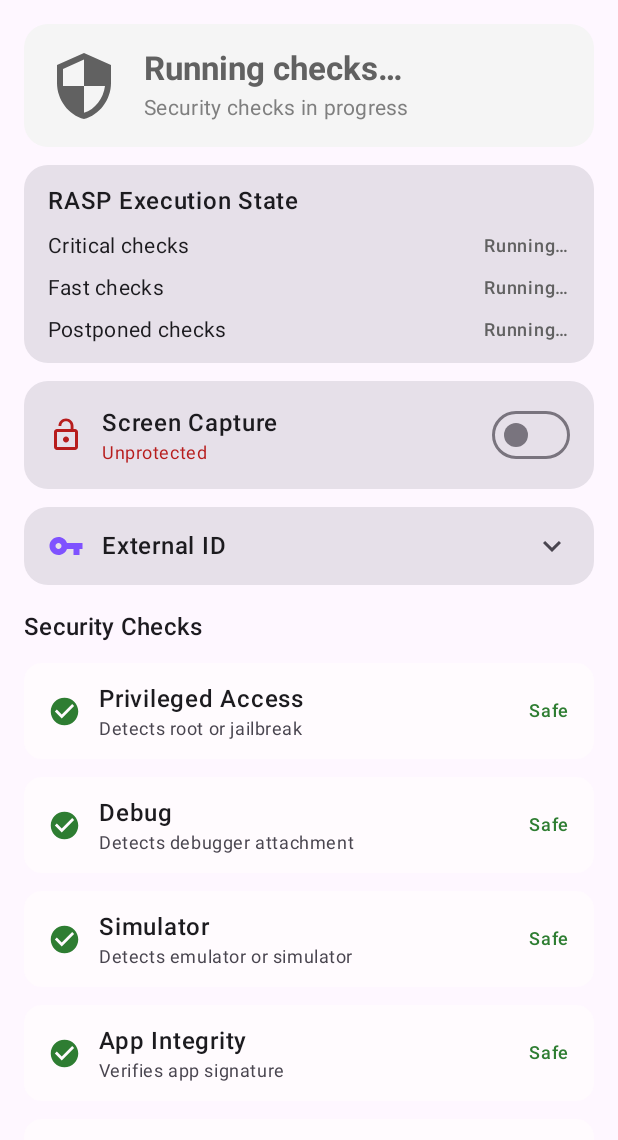
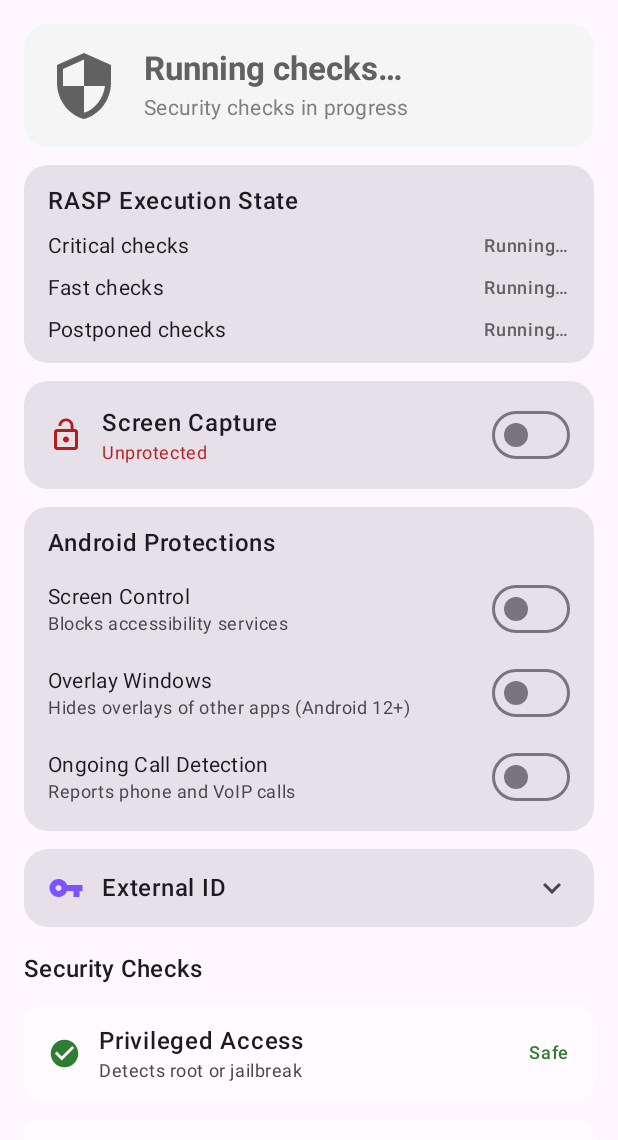
Before and after one commit to talsec/Free-RASP-KMP, an Android app built with Jetpack Compose: the screen it shows after launch (MainActivity), on a phone screen of 412 x 824 dp, the part 96-1236 px from its top. Run offline under Robolectric (Android 15) with nearby library versions, the phone set to English and light mode, and no system bars; libraries missing offline, so code that uses them is left out: app.talsec.rasp; 1 statement that could not run was skipped.

Commit message:
feat(example): add controls for the new Android protections

```diff
--- a/example/composeApp/src/androidMain/AndroidManifest.xml
+++ b/example/composeApp/src/androidMain/AndroidManifest.xml
@@ -3,6 +3,8 @@
 
     <uses-permission android:name="android.permission.DETECT_SCREEN_CAPTURE" />
     <uses-permission android:name="android.permission.DETECT_SCREEN_RECORDING" />
+    <!-- Needed by FreeraspKMP.blockOverlayWindows -->
+    <uses-permission android:name="android.permission.HIDE_OVERLAY_WINDOWS" />
     <uses-permission android:name="android.permission.ACCESS_COARSE_LOCATION" />
     <uses-permission android:name="android.permission.ACCESS_FINE_LOCATION" />
     <uses-permission android:name="android.permission.ACCESS_WIFI_STATE" />
--- a/example/composeApp/src/commonMain/kotlin/com/jetbrains/example/App.kt
+++ b/example/composeApp/src/commonMain/kotlin/com/jetbrains/example/App.kt
@@ -21,6 +21,7 @@ import com.freeraspkmp.model.config.SuspiciousAppDetectionConfig
 import com.freeraspkmp.model.config.freeraspConfig
 import com.jetbrains.example.model.initialChecks
 import com.jetbrains.example.model.toCheckId
+import com.jetbrains.example.ui.AndroidProtections
 import com.jetbrains.example.ui.FreeraspTheme
 import com.jetbrains.example.ui.SecurityDashboard
 import kotlinx.coroutines.launch
@@ -70,6 +71,10 @@ fun App() {
         var malwareApps by remember { mutableStateOf<List<SuspiciousAppInfo>>(emptyList()) }
         var finishedStates by remember { mutableStateOf(emptySet<RaspExecutionStateEvent>()) }
         var isScreenCaptureBlocked by remember { mutableStateOf(false) }
+        val isAndroid = remember { getPlatform().name.startsWith("Android") }
+        var isScreenControlBlocked by remember { mutableStateOf(false) }
+        var isOverlayWindowsBlocked by remember { mutableStateOf(false) }
+        var isOngoingCallDetectionOn by remember { mutableStateOf(false) }
         val scope = rememberCoroutineScope()
 
         LaunchedEffect(Unit) {
@@ -98,6 +103,10 @@ fun App() {
                 FreeraspKMP.start(freeraspConfig)
                 FreeraspKMP.blockScreenCapture(true)
                 isScreenCaptureBlocked = FreeraspKMP.isScreenCaptureBlocked()
+                if (isAndroid) {
+                    isScreenControlBlocked = FreeraspKMP.isScreenControlBlocked()
+                    isOverlayWindowsBlocked = FreeraspKMP.isOverlayWindowsBlocked()
+                }
             } catch (e: Exception) {
                 println("freeraspKMP: Error starting: ${e.message}")
             }
@@ -107,6 +116,37 @@ fun App() {
             checks = checks,
             finishedStates = finishedStates,
             isScreenCaptureBlocked = isScreenCaptureBlocked,
+            androidProtections = if (isAndroid) {
+                AndroidProtections(
+                    isScreenControlBlocked = isScreenControlBlocked,
+                    isOverlayWindowsBlocked = isOverlayWindowsBlocked,
+                    isOngoingCallDetectionOn = isOngoingCallDetectionOn,
+                    onToggleScreenControl = {
+                        scope.launch {
+                            FreeraspKMP.blockScreenControl(!isScreenControlBlocked)
+                            isScreenControlBlocked = FreeraspKMP.isScreenControlBlocked()
+                        }
+                    },
+                    onToggleOverlayWindows = {
+                        scope.launch {
+                            FreeraspKMP.blockOverlayWindows(!isOverlayWindowsBlocked)
+                            isOverlayWindowsBlocked = FreeraspKMP.isOverlayWindowsBlocked()
+                        }
+                    },
+                    onToggleOngoingCallDetection = {
+                        scope.launch {
+                            if (isOngoingCallDetectionOn) {
+                                FreeraspKMP.stopOngoingCallDetection()
+                            } else {
+                                FreeraspKMP.startOngoingCallDetection()
+                            }
+                            isOngoingCallDetectionOn = !isOngoingCallDetectionOn
+                        }
+                    },
+                )
+            } else {
+                null
+            },
             malwareApps = malwareApps,
             onToggleScreenCapture = {
                 scope.launch {
--- a/example/composeApp/src/commonMain/kotlin/com/jetbrains/example/ui/SecurityDashboard.kt
+++ b/example/composeApp/src/commonMain/kotlin/com/jetbrains/example/ui/SecurityDashboard.kt
@@ -71,12 +71,23 @@ import com.jetbrains.example.model.CheckId
 import com.jetbrains.example.model.SecurityCheck
 import kotlinx.coroutines.launch
 
+// Android-only protections of the example; null hides their card on iOS
+data class AndroidProtections(
+    val isScreenControlBlocked: Boolean,
+    val isOverlayWindowsBlocked: Boolean,
+    val isOngoingCallDetectionOn: Boolean,
+    val onToggleScreenControl: () -> Unit,
+    val onToggleOverlayWindows: () -> Unit,
+    val onToggleOngoingCallDetection: () -> Unit,
+)
+
 @OptIn(ExperimentalMaterial3Api::class)
 @Composable
 fun SecurityDashboard(
     checks: List<SecurityCheck>,
     finishedStates: Set<RaspExecutionStateEvent>,
     isScreenCaptureBlocked: Boolean,
+    androidProtections: AndroidProtections?,
     malwareApps: List<SuspiciousAppInfo>,
     onToggleScreenCapture: () -> Unit,
     onStoreExternalId: (id: String, onResult: (message: String, isSuccess: Boolean) -> Unit) -> Unit,
@@ -165,6 +176,11 @@ fun SecurityDashboard(
                     isBlocked = isScreenCaptureBlocked,
                     onToggle = onToggleScreenCapture,
                 )
+            }
+            if (androidProtections != null) {
+                item {
+                    AndroidProtectionsCard(protections = androidProtections)
+                }
             }
             item {
                 ExternalIdCard(
@@ -383,6 +399,79 @@ private fun ScreenCaptureCard(
 }
 
 @Composable
+private fun AndroidProtectionsCard(protections: AndroidProtections) {
+    Card(
+        modifier = Modifier.fillMaxWidth(),
+        shape = RoundedCornerShape(16.dp),
+    ) {
+        Column(
+            modifier = Modifier
+                .fillMaxWidth()
+                .padding(horizontal = 16.dp, vertical = 12.dp),
+            verticalArrangement = Arrangement.spacedBy(8.dp),
+        ) {
+            Text(
+                text = "Android Protections",
+                style = MaterialTheme.typography.bodyLarge,
+                fontWeight = FontWeight.Medium,
+            )
+            ProtectionSwitchRow(
+                name = "Screen Control",
+                description = "Blocks accessibility services",
+                checked = protections.isScreenControlBlocked,
+                onToggle = protections.onToggleScreenControl,
+            )
+            ProtectionSwitchRow(
+                name = "Overlay Windows",
+                description = "Hides overlays of other apps (Android 12+)",
+                checked = protections.isOverlayWindowsBlocked,
+                onToggle = protections.onToggleOverlayWindows,
+            )
+            ProtectionSwitchRow(
+                name = "Ongoing Call Detection",
+                description = "Reports phone and VoIP calls",
+                checked = protections.isOngoingCallDetectionOn,
+                onToggle = protections.onToggleOngoingCallDetection,
+            )
+        }
+    }
+}
+
+@Composable
+private fun ProtectionSwitchRow(
+    name: String,
+    description: String,
+    checked: Boolean,
+    onToggle: () -> Unit,
+) {
+    Row(
+        modifier = Modifier.fillMaxWidth(),
+        verticalAlignment = Alignment.CenterVertically,
+        horizontalArrangement = Arrangement.SpaceBetween,
+    ) {
+        Column(modifier = Modifier.weight(1f)) {
+            Text(
+                text = name,
+                style = MaterialTheme.typography.bodyMedium,
+            )
+            Text(
+                text = description,
+                style = MaterialTheme.typography.bodySmall,
+                color = MaterialTheme.colorScheme.onSurfaceVariant,
+            )
+        }
+        Switch(
+            checked = checked,
+            onCheckedChange = { onToggle() },
+            colors = SwitchDefaults.colors(
+                checkedThumbColor = Color.White,
+                checkedTrackColor = SafeGreen,
+            ),
+        )
+    }
+}
+
+@Composable
 private fun ExternalIdCard(
     expanded: Boolean,
     onExpandToggle: () -> Unit,
```
